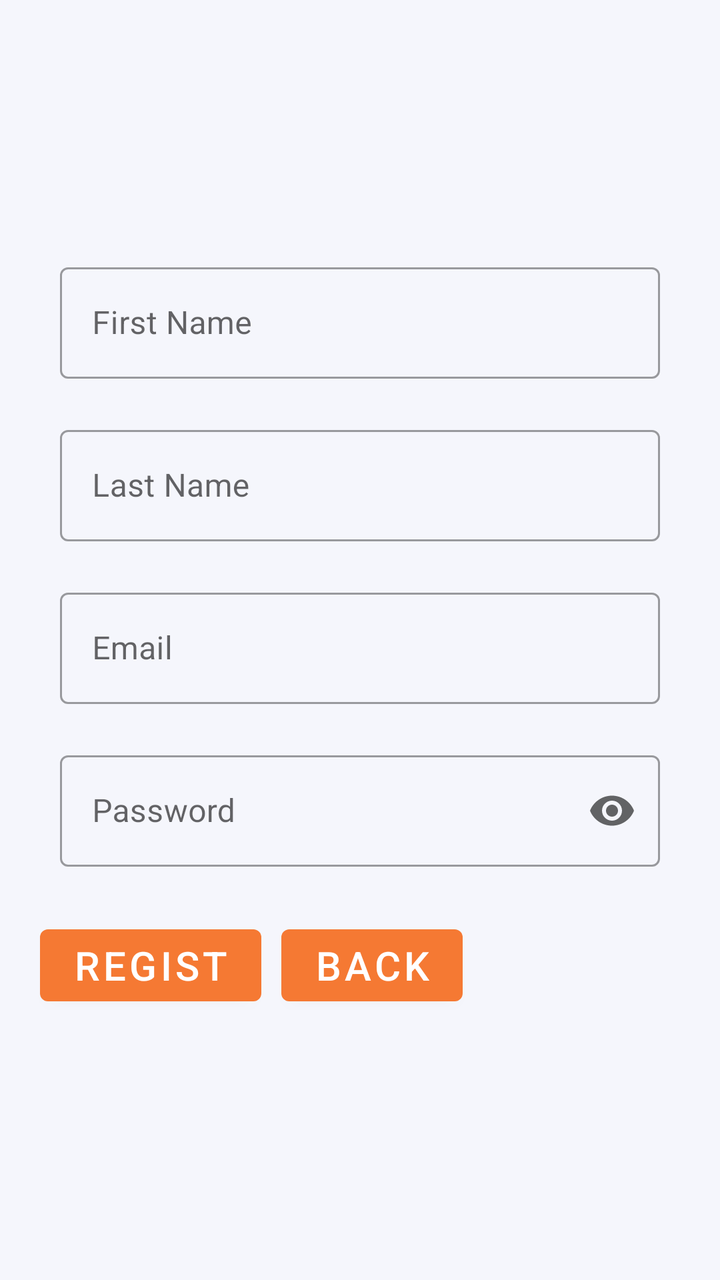
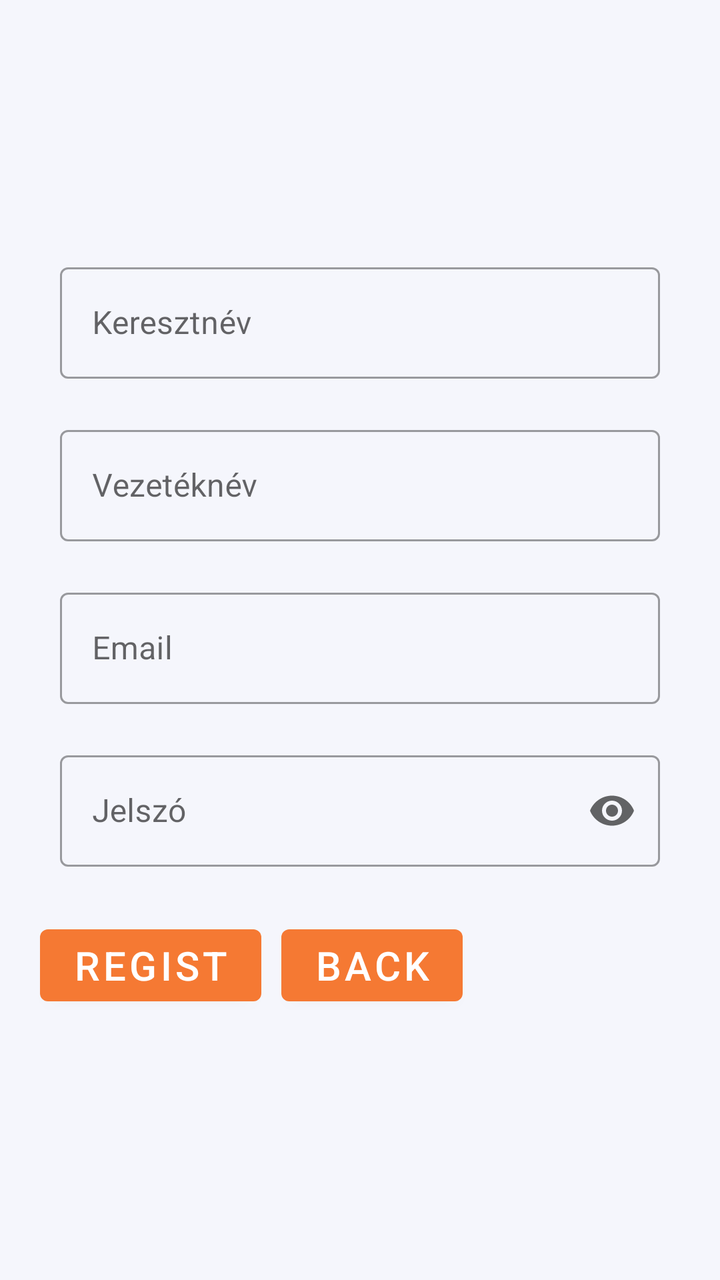

Two renders of the same Android screen: before a commit and after it. Below are the layout's source before the change and the commit's diff.
<!-- AndroidManifest.xml: application theme Theme.Navigateside -->
<!-- res/layout/register.xml -->
<?xml version="1.0" encoding="utf-8"?>
<RelativeLayout xmlns:android="http://schemas.android.com/apk/res/android"
    xmlns:app="http://schemas.android.com/apk/res-auto"
    xmlns:tools="http://schemas.android.com/tools"
    android:id="@+id/main"
    android:layout_width="match_parent"
    android:layout_height="match_parent"
    tools:context=".regist"
    android:gravity="center"
    style="@style/backgroundcolor"
    android:padding="15dp"
    >

    <com.google.android.material.textfield.TextInputLayout
        android:layout_width="match_parent"
        android:layout_height="wrap_content"
        android:id="@+id/regfirstname"
        android:paddingHorizontal="15dp"
        android:selectAllOnFocus="true"
        android:layout_alignParentTop="true"
        style="@style/Widget.MaterialComponents.TextInputLayout.OutlinedBox"
        app:errorEnabled="true"
        android:hint="First Name">

        <com.google.android.material.textfield.TextInputEditText
            android:layout_width="match_parent"
            android:layout_height="wrap_content"
            android:inputType="textPersonName"
            style="@style/edittext"/>

    </com.google.android.material.textfield.TextInputLayout>

    <com.google.android.material.textfield.TextInputLayout
        android:layout_width="match_parent"
        android:layout_height="wrap_content"
        android:id="@+id/reglastname"
        android:paddingHorizontal="15dp"
        android:layout_below="@id/regfirstname"
        android:selectAllOnFocus="true"
        style="@style/Widget.MaterialComponents.TextInputLayout.OutlinedBox"
        app:errorEnabled="true"
        android:hint="Last Name">

        <com.google.android.material.textfield.TextInputEditText
            android:layout_width="match_parent"
            android:layout_height="wrap_content"
            android:inputType="textPersonName"
            style="@style/edittext"/>

    </com.google.android.material.textfield.TextInputLayout>


    <com.google.android.material.textfield.TextInputLayout
        android:layout_width="match_parent"
        android:layout_height="wrap_content"
        android:id="@+id/regemail"
        android:paddingHorizontal="15dp"
        android:layout_below="@id/reglastname"
        android:selectAllOnFocus="true"
        style="@style/Widget.MaterialComponents.TextInputLayout.OutlinedBox"
        app:errorEnabled="true"
        android:hint="Email">

        <com.google.android.material.textfield.TextInputEditText
            android:layout_width="match_parent"
            android:layout_height="wrap_content"
            android:inputType="textEmailAddress"
            style="@style/edittext"/>

    </com.google.android.material.textfield.TextInputLayout>



    <com.google.android.material.textfield.TextInputLayout
        android:layout_width="match_parent"
        android:layout_height="wrap_content"
        android:id="@+id/regpassword"
        android:paddingHorizontal="15dp"
        android:layout_below="@id/regemail"
        android:selectAllOnFocus="true"
        style="@style/Widget.MaterialComponents.TextInputLayout.OutlinedBox"
        app:endIconMode="password_toggle"
        app:errorEnabled="true"
        android:hint="Password">

        <com.google.android.material.textfield.TextInputEditText
            android:layout_width="match_parent"
            android:layout_height="wrap_content"
            android:inputType="textPassword"
            style="@style/edittext"/>

    </com.google.android.material.textfield.TextInputLayout>

    <Button
        android:layout_width="wrap_content"
        android:layout_height="wrap_content"
        android:id="@+id/register"
        android:textSize="20sp"
        android:text="regist"
        android:layout_margin="5dp"
        android:layout_below="@+id/regpassword"/>
    <Button
        android:layout_width="wrap_content"
        android:layout_height="wrap_content"
        android:id="@+id/back"
        android:textSize="20sp"
        android:text="back"
        android:layout_margin="5dp"
        android:layout_below="@+id/regpassword"
        android:layout_toRightOf="@+id/register"/>
</RelativeLayout>
<!-- resources referenced by this layout -->
<resources>
  <style name="backgroundcolor">
          <item name="android:background">@color/gray</item>
      </style>
  <style name="edittext">
          <item name="android:textColor">@color/black</item>
          <item name="android:textColorHint">@color/darkgray</item>
      </style>
  <style name="Theme.Navigateside" parent="Theme.MaterialComponents.DayNight.DarkActionBar">
          
  
          <item name="colorPrimary">@color/orange_700</item>
          <item name="colorPrimaryVariant">@color/orange_700</item>
          <item name="colorOnPrimary">@color/white</item>
  
  
          
          <item name="colorOnSecondary">@color/white</item>
          
          <item name="android:statusBarColor">@color/orange_700</item>
  
          
      </style>
  <color name="gray">#F5F6FC</color>
  <color name="black">#FF000000</color>
  <color name="darkgray">#616161</color>
  <color name="orange_700">#F57933</color>
  <color name="white">#FFFFFFFF</color>
</resources>

<!-- the commit's change to res/layout/register.xml (unified diff, before → after) -->
@@ -20,7 +20,7 @@
         android:layout_alignParentTop="true"
         style="@style/Widget.MaterialComponents.TextInputLayout.OutlinedBox"
         app:errorEnabled="true"
-        android:hint="First Name">
+        android:hint="Keresztnév">
 
         <com.google.android.material.textfield.TextInputEditText
             android:layout_width="match_parent"
@@ -39,7 +39,7 @@
         android:selectAllOnFocus="true"
         style="@style/Widget.MaterialComponents.TextInputLayout.OutlinedBox"
         app:errorEnabled="true"
-        android:hint="Last Name">
+        android:hint="Vezetéknév">
 
         <com.google.android.material.textfield.TextInputEditText
             android:layout_width="match_parent"
@@ -81,7 +81,7 @@
         style="@style/Widget.MaterialComponents.TextInputLayout.OutlinedBox"
         app:endIconMode="password_toggle"
         app:errorEnabled="true"
-        android:hint="Password">
+        android:hint="Jelszó">
 
         <com.google.android.material.textfield.TextInputEditText
             android:layout_width="match_parent"
